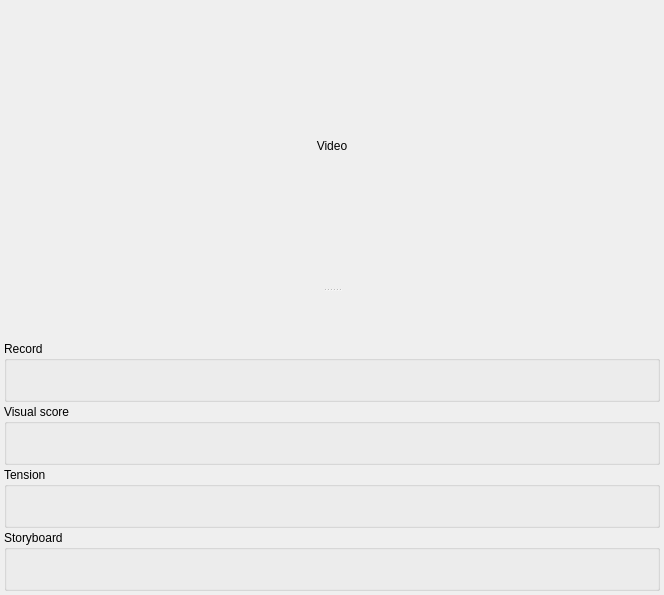
Before: the Qt Designer form components/projecteditor/lib/ProjectEditor.ui in artm/WatchThatSound3, drawn with Qt 5.
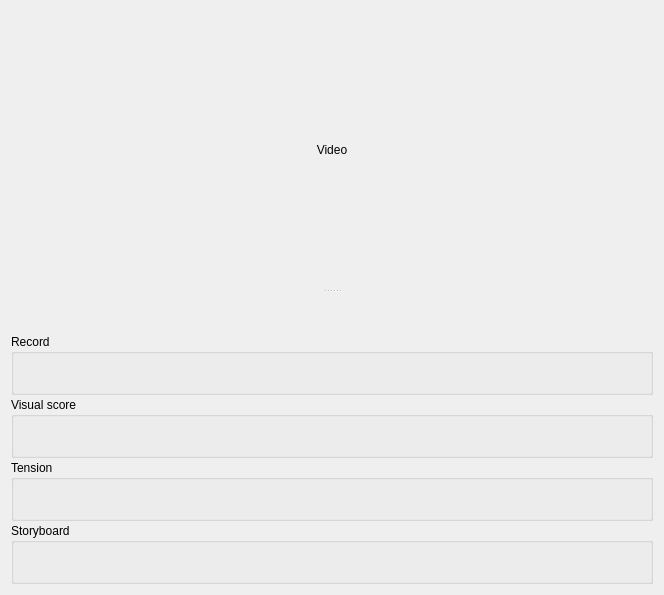
After: the same form once the commit is applied.

Commit message: use loaded layout in load_form(...)

```diff
--- a/components/projecteditor/lib/ProjectEditor.ui
+++ b/components/projecteditor/lib/ProjectEditor.ui
@@ -14,12 +14,6 @@
    <string>Form</string>
   </property>
   <layout class="QVBoxLayout" name="verticalLayout">
-   <property name="spacing">
-    <number>0</number>
-   </property>
-   <property name="margin">
-    <number>4</number>
-   </property>
    <item>
     <widget class="QSplitter" name="splitter">
      <property name="orientation">
```
The commit also changes 5 other files.
